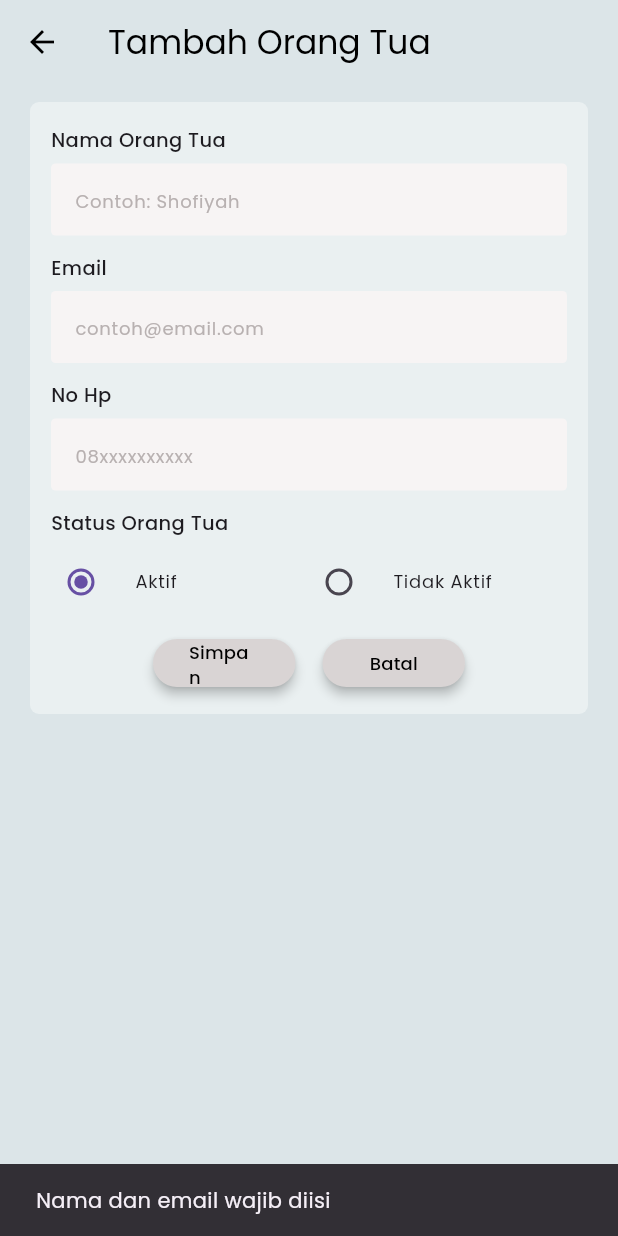
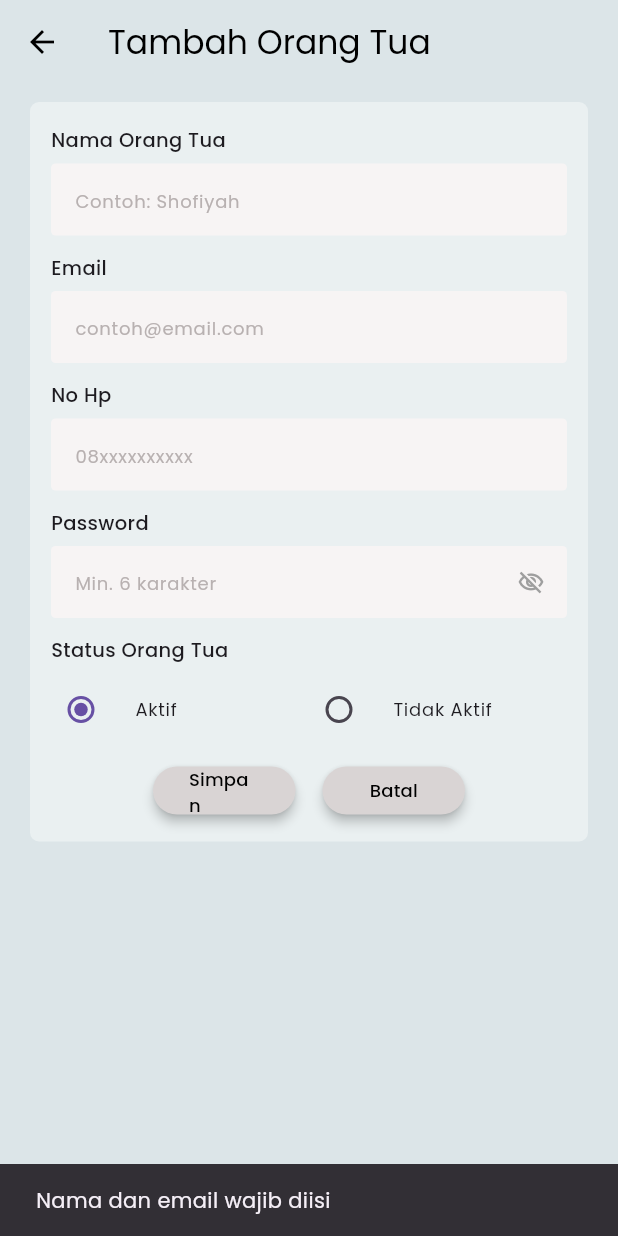
Before and after one commit to danavaaa/smartpaud, a Flutter app: the OrangTuaFormPage screen opened directly, after a tap on "Simpan", on a phone screen of 412 x 824 dp. Run offline on Flutter 3.47's test engine with Material 3 defaults, Android fonts, the phone set to English and light mode, and no system bars; our stand-ins replace image_picker, supabase_flutter; accounts and stored records are empty.

Commit message:
add ortu oleh admin

```diff
--- a/lib/features/admin/orang_tua/orang_tua_form_page.dart
+++ b/lib/features/admin/orang_tua/orang_tua_form_page.dart
@@ -32,6 +32,7 @@
 
   // Controller untuk input nomor HP
   final _noHpController = TextEditingController();
+  final _passwordController = TextEditingController();
 
   final _service = OrangTuaService();
 
@@ -39,6 +40,7 @@
   bool isActive = true;
 
   bool isLoading = false;
+  bool _obscurePassword = true;
 
   // Mengecek apakah halaman sedang dalam mode edit
   bool get isEdit => widget.idUser != null && widget.idUser!.isNotEmpty;
@@ -64,6 +66,15 @@
       return;
     }
 
+    // Validasi password hanya saat tambah baru dan pstikan password minimal 6 karakter
+    if (!isEdit && _passwordController.text.trim().length < 6) {
+      // Jika kurang dari 6 karakter, tampilkan pesan eror ke user
+      ScaffoldMessenger.of(context).showSnackBar(
+        const SnackBar(content: Text('Password minimal 6 karakter')),
+      );
+      return;
+    }
+
     try {
       setState(() => isLoading = true);
 
@@ -83,6 +94,7 @@
           email: _emailController.text.trim(),
           noHp: _noHpController.text.trim(),
           isActive: isActive,
+          password: _passwordController.text.trim(),
         );
       }
 
@@ -97,9 +109,7 @@
       ).showSnackBar(SnackBar(content: Text('Gagal menyimpan data: $e')));
     } finally {
       // Setelah proses selesai, matikan loading
-      if (mounted) {
-        setState(() => isLoading = false);
-      }
+      if (mounted) setState(() => isLoading = false);
     }
   }
 
@@ -109,6 +119,7 @@
     _namaController.dispose();
     _emailController.dispose();
     _noHpController.dispose();
+    _passwordController.dispose();
     super.dispose();
   }
 
@@ -153,7 +164,7 @@
     );
   }
 
-  // Fungsi untuk membuat tombol aksi seperti Simpan dan Batal
+  // Fungsi untuk membuat tombol aksi simpan dan batal
   Widget buildActionButton({
     required String title,
     required VoidCallback onTap,
@@ -240,7 +251,41 @@
                   ),
                   const SizedBox(height: 12),
 
-                  // Pilihan status orang tua
+                  // Password (hanya tampil saat tambah baru)
+                  // jika bukan dalam mode edit maka tampilkan field password
+                  if (!isEdit) ...[
+                    // Label input password
+                    buildLabel('Password'),
+                    // Input field password
+                    TextField(
+                      controller: _passwordController,
+                      obscureText: _obscurePassword,
+                      decoration: customInputDecoration(
+                        'Min. 6 karakter',
+                      ).copyWith(
+                        // icon sebelah kanan
+                        suffixIcon: GestureDetector(
+                          // saat icon ditekan, ubah show/hide password
+                          onTap:
+                              () => setState(
+                                () => _obscurePassword = !_obscurePassword,
+                              ),
+                          child: Icon(
+                            // Jika password tersebumyi, tampilkan mata tertutup
+                            _obscurePassword
+                                ? Icons.visibility_off_outlined
+                                // Jika password terlihat, tampilkan mata terbuka
+                                : Icons.visibility_outlined,
+                            size: 18,
+                            color: Colors.grey,
+                          ),
+                        ),
+                      ),
+                    ),
+                    const SizedBox(height: 12),
+                  ],
+
+                  // Status
                   buildLabel('Status Orang Tua'),
                   Row(
                     children: [
@@ -250,9 +295,7 @@
                           value: true,
                           groupValue: isActive,
                           onChanged: (value) {
-                            if (value != null) {
-                              setState(() => isActive = value);
-                            }
+                            if (value != null) setState(() => isActive = value);
                           },
                           title: const Text(
                             'Aktif',
@@ -270,9 +313,7 @@
                           value: false,
                           groupValue: isActive,
                           onChanged: (value) {
-                            if (value != null) {
-                              setState(() => isActive = value);
-                            }
+                            if (value != null) setState(() => isActive = value);
                           },
                           title: const Text(
                             'Tidak Aktif',
@@ -288,7 +329,7 @@
                   ),
                   const SizedBox(height: 14),
 
-                  // Tombol aksi Simpan dan Batal
+                  // Tombol aksi simpan dan batal
                   Row(
                     mainAxisAlignment: MainAxisAlignment.center,
                     children: [
@@ -299,10 +340,7 @@
                       const SizedBox(width: 18),
                       buildActionButton(
                         title: 'Batal',
-                        onTap: () {
-                          // Menutup halaman form tanpa menyimpan perubahan
-                          Navigator.pop(context);
-                        },
+                        onTap: () => Navigator.pop(context),
                       ),
                     ],
                   ),
```
Also changed, not shown: lib/features/admin/orang_tua/orang_tua_service.dart (+24 -8 lines).
